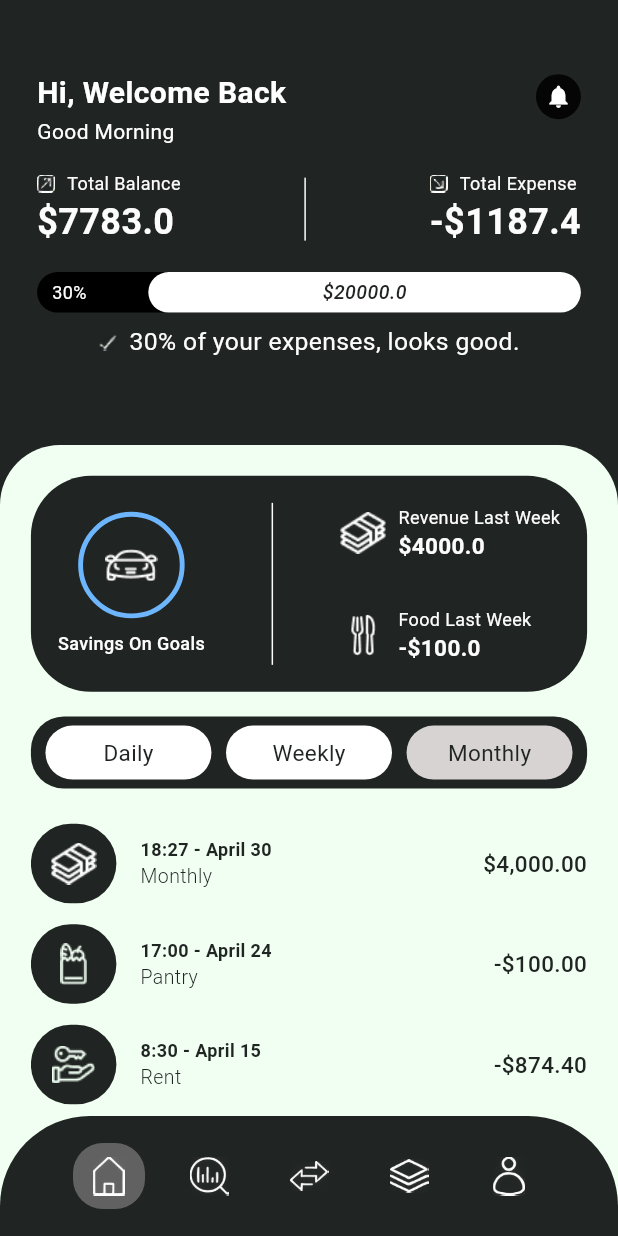
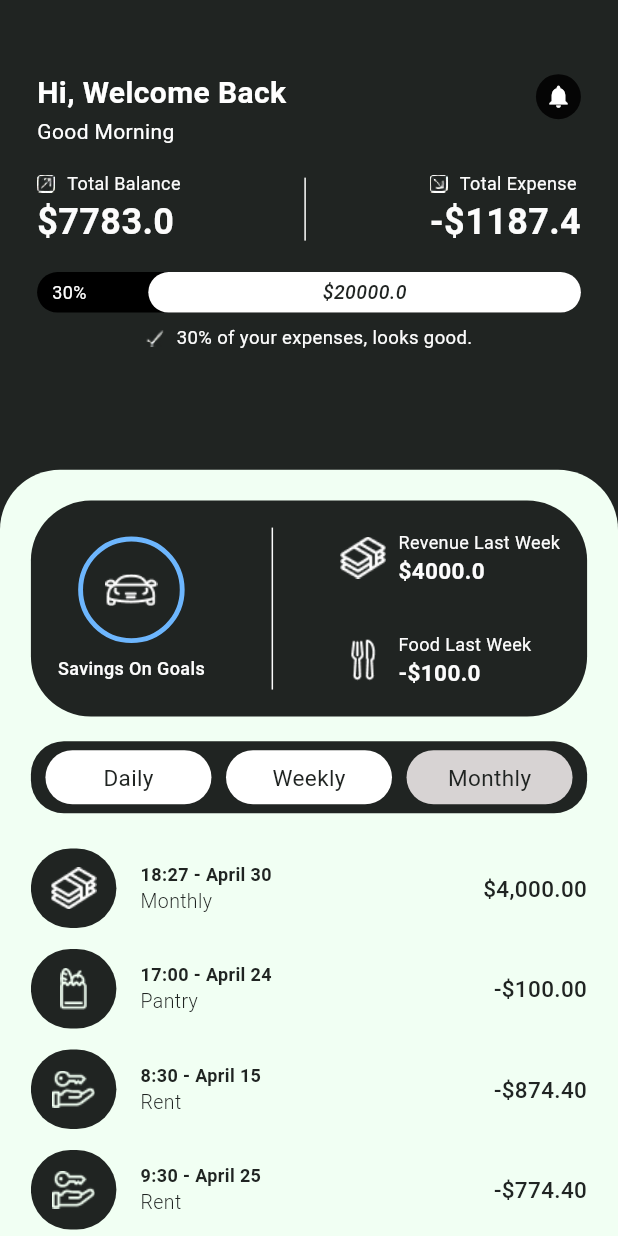
Before and after one commit to dyeafsnsein/SBMA, a Flutter app: the screen it shows after launch, on a phone screen of 412 x 824 dp. Run offline on Flutter 3.47's test engine with Material 3 defaults, Android fonts, the light colour scheme and no system bars; Roboto replaces fonts that are missing (League Spartan, Poppins).

Commit message:
Home.dart

```diff
--- a/lib/pages/Home.dart
+++ b/lib/pages/Home.dart
@@ -89,23 +89,17 @@ class _HomeState extends State<Home> {
       ),
       child: Scaffold(
         backgroundColor: const Color(0xFF202422),
-        body: LayoutBuilder(
-          builder: (context, constraints) {
-            return Stack(
-              children: [
-                Column(
+        body: SingleChildScrollView(
+          child: Column(
             children: [
               // Top Section (36% of screen height)
-                    Expanded(
-                      flex: 36,
-                      child: Container(
+              Container(
+                height: screenHeight * 0.38,
                 color: const Color(0xFF202422),
                 child: Padding(
                   padding: EdgeInsets.symmetric(
-                            horizontal:
-                                screenWidth * 0.06, // 6% of screen width
-                            vertical:
-                                screenHeight * 0.06, // 6% of screen height
+                    horizontal: screenWidth * 0.06, // 6% of screen width
+                    vertical: screenHeight * 0.06, // 6% of screen height
                   ),
                   child: Column(
                     crossAxisAlignment: CrossAxisAlignment.start,
@@ -139,24 +133,21 @@ class _HomeState extends State<Home> {
                         children: [
                           Image.asset(
                             'lib/pages/assets/Check.png',
-                                    width:
-                                        screenWidth *
-                                        0.03, // 3% of screen width
-                                    height:
-                                        screenWidth *
-                                        0.03, // 3% of screen width
+                            width: screenWidth * 0.03, // 3% of screen width
+                            height: screenWidth * 0.03, // 3% of screen width
                           ),
                           SizedBox(
                             width: screenWidth * 0.02,
                           ), // 2% of screen width
-                                  Text(
+                          Flexible(
+                            child: Text(
                               '30% of your expenses, looks good.',
                               style: TextStyle(
                                 fontFamily: 'Poppins',
                                 fontSize:
-                                          screenWidth *
-                                          0.04, // 4% of screen width
+                                    screenWidth * 0.03, // 4% of screen width
                                 color: const Color(0xFFFCFCFC),
+                              ),
                             ),
                           ),
                         ],
@@ -165,11 +156,9 @@ class _HomeState extends State<Home> {
                   ),
                 ),
               ),
-                    ),
               // Bottom Section (64% of screen height)
-                    Expanded(
-                      flex: 64,
-                      child: Container(
+              Container(
+                height: screenHeight * 0.64,
                 decoration: const BoxDecoration(
                   color: Color(0xFFF1FFF3),
                   borderRadius: BorderRadius.only(
@@ -209,31 +198,16 @@ class _HomeState extends State<Home> {
                         height: screenHeight * 0.02,
                       ), // 2% of screen height
                       Expanded(
-                                child: TransactionList(
-                                  transactions: _transactions,
+                        child: TransactionList(transactions: _transactions),
+                      ),
+                    ],
+                  ),
                 ),
               ),
             ],
           ),
         ),
       ),
-                    ),
-                  ],
-                ),
-                // Bottom Navigation Bar
-                Align(
-                  alignment: Alignment.bottomCenter,
-                  child: BottomNavBar(
-                    iconPaths: _iconPaths,
-                    selectedIndex: _selectedIndex,
-                    onItemTapped: _onItemTapped,
-                  ),
-                ),
-              ],
-            );
-          },
-        ),
-      ),
     );
   }
 }
```
Lines whose indentation alone changed are shown as unchanged.
